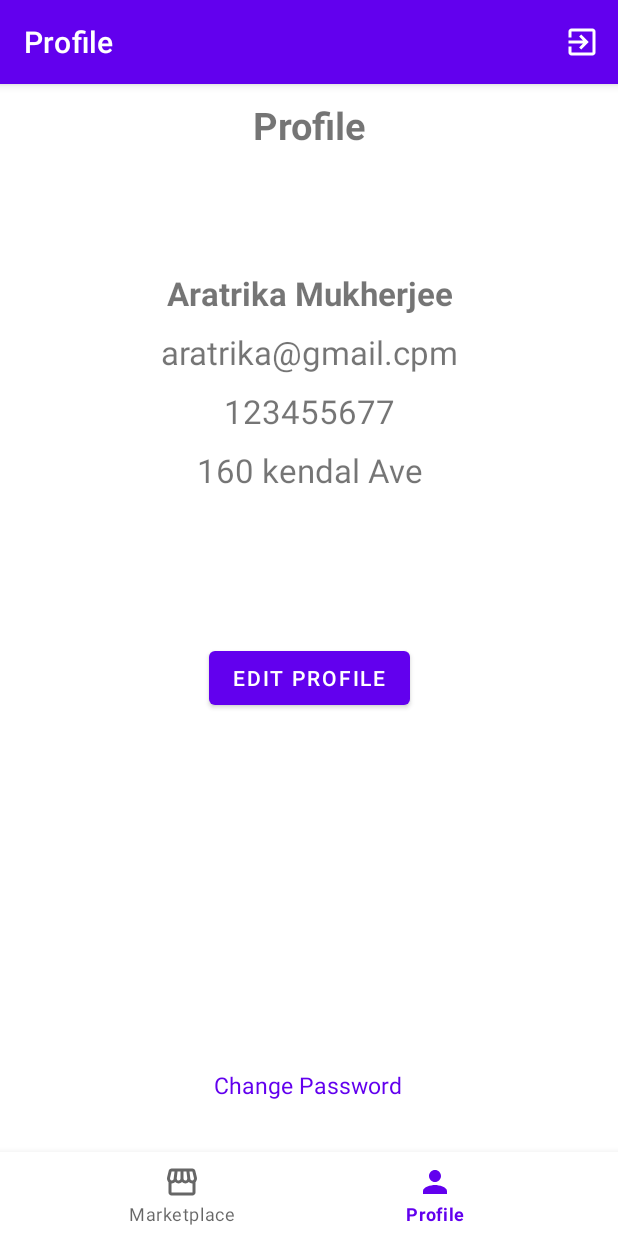
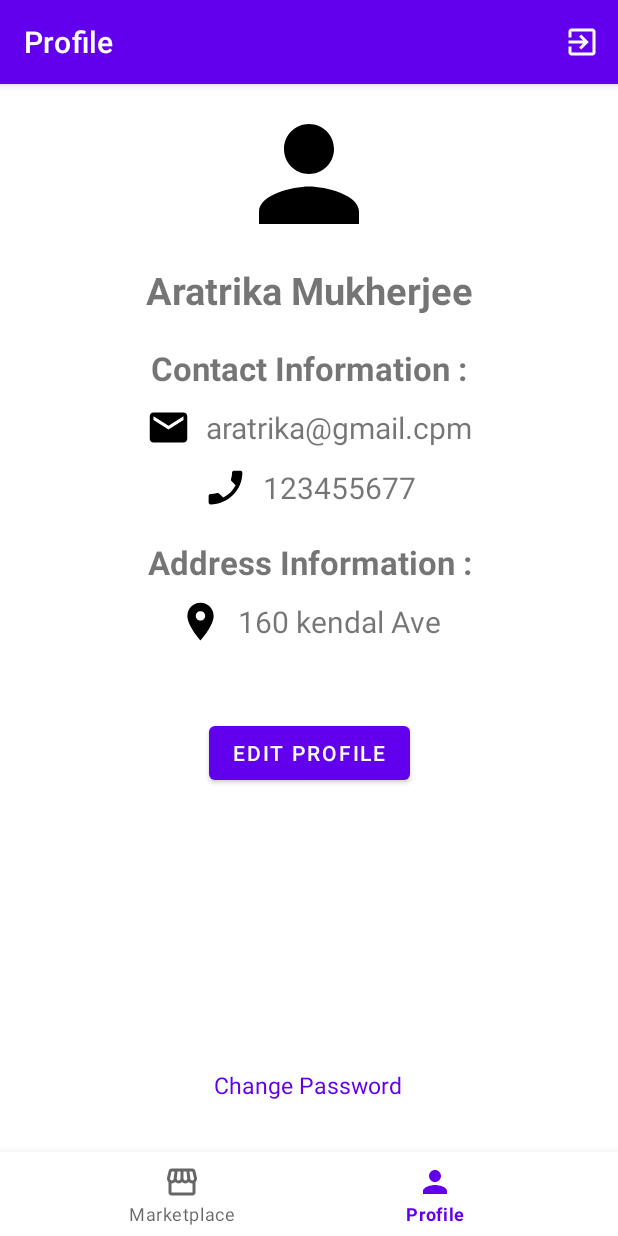
Before and after one commit to ytleevicky/android-yard-sale, an Android app: the ProfileFragment screen opened through its navigation route, on a phone screen of 412 x 824 dp. Run offline under Robolectric (Android 15) with nearby library versions, the phone set to English and light mode, and no system bars; our stand-ins replace Firebase (no records; nobody signed in at launch, a user with empty details on screens opened directly), navigation-ui; 1 statement that could not run was skipped.

Commit message:
Added profile pic container

```diff
--- /dev/null
+++ b/app/src/main/res/drawable/ic_email.xml
@@ -0,0 +1,5 @@
+<vector android:height="24dp" android:tint="#000000"
+    android:viewportHeight="24" android:viewportWidth="24"
+    android:width="24dp" xmlns:android="http://schemas.android.com/apk/res/android">
+    <path android:fillColor="@android:color/white" android:pathData="M20,4L4,4c-1.1,0 -1.99,0.9 -1.99,2L2,18c0,1.1 0.9,2 2,2h16c1.1,0 2,-0.9 2,-2L22,6c0,-1.1 -0.9,-2 -2,-2zM20,8l-8,5 -8,-5L4,6l8,5 8,-5v2z"/>
+</vector>
--- /dev/null
+++ b/app/src/main/res/drawable/ic_location.xml
@@ -0,0 +1,5 @@
+<vector android:height="24dp" android:tint="#000000"
+    android:viewportHeight="24" android:viewportWidth="24"
+    android:width="24dp" xmlns:android="http://schemas.android.com/apk/res/android">
+    <path android:fillColor="@android:color/white" android:pathData="M12,2C8.13,2 5,5.13 5,9c0,5.25 7,13 7,13s7,-7.75 7,-13c0,-3.87 -3.13,-7 -7,-7zM12,11.5c-1.38,0 -2.5,-1.12 -2.5,-2.5s1.12,-2.5 2.5,-2.5 2.5,1.12 2.5,2.5 -1.12,2.5 -2.5,2.5z"/>
+</vector>
--- /dev/null
+++ b/app/src/main/res/drawable/ic_phone.xml
@@ -0,0 +1,5 @@
+<vector android:height="24dp" android:tint="#000000"
+    android:viewportHeight="24" android:viewportWidth="24"
+    android:width="24dp" xmlns:android="http://schemas.android.com/apk/res/android">
+    <path android:fillColor="@android:color/white" android:pathData="M17.38,10.79l-2.2,-2.2c-0.28,-0.28 -0.36,-0.67 -0.25,-1.02 0.37,-1.12 0.57,-2.32 0.57,-3.57 0,-0.55 0.45,-1 1,-1H20c0.55,0 1,0.45 1,1 0,9.39 -7.61,17 -17,17 -0.55,0 -1,-0.45 -1,-1v-3.49c0,-0.55 0.45,-1 1,-1 1.24,0 2.45,-0.2 3.57,-0.57 0.35,-0.12 0.75,-0.03 1.02,0.24l2.2,2.2c2.83,-1.45 5.15,-3.76 6.59,-6.59z"/>
+</vector>
--- a/app/src/main/res/layout/fragment_profile.xml
+++ b/app/src/main/res/layout/fragment_profile.xml
@@ -8,14 +8,12 @@
     tools:context=".fragments.ProfileFragment">
 
 
-    <TextView
-        android:id="@+id/tv_title"
-        android:layout_width="match_parent"
-        android:layout_height="wrap_content"
-        android:gravity="center_horizontal"
-        android:text="Profile"
-        android:textSize="25sp"
-        android:textStyle="bold"
+    <ImageView
+        android:id="@+id/iv_profile_pic"
+        android:layout_width="100dp"
+        android:layout_height="100dp"
+        android:src="@drawable/ic_profile"
+        app:layout_constraintEnd_toEndOf="parent"
         app:layout_constraintStart_toStartOf="parent"
         app:layout_constraintTop_toTopOf="parent" />
 
@@ -23,52 +21,122 @@
         android:id="@+id/tv_name"
         android:layout_width="match_parent"
         android:layout_height="wrap_content"
-        android:layout_marginTop="80dp"
+        android:layout_marginTop="10dp"
         android:gravity="center_horizontal"
         android:text="Aratrika Mukherjee"
+        android:textSize="25sp"
+        android:textStyle="bold"
+        app:layout_constraintStart_toStartOf="parent"
+        app:layout_constraintTop_toBottomOf="@+id/iv_profile_pic" />
+
+    <TextView
+        android:id="@+id/tv_contact"
+        android:layout_width="match_parent"
+        android:layout_height="wrap_content"
+        android:layout_marginTop="20dp"
+        android:gravity="center_horizontal"
+        android:text="Contact Information :"
         android:textSize="22sp"
         android:textStyle="bold"
         app:layout_constraintStart_toStartOf="parent"
-        app:layout_constraintTop_toBottomOf="@+id/tv_title" />
+        app:layout_constraintTop_toBottomOf="@+id/tv_name" />
+
+    <ImageView
+        android:id="@+id/iv_email"
+        android:layout_width="30dp"
+        android:layout_height="30dp"
+        android:layout_marginTop="10dp"
+        android:src="@drawable/ic_email"
+        app:layout_constraintEnd_toStartOf="@+id/tv_email"
+        app:layout_constraintHorizontal_bias="0.5"
+        app:layout_constraintHorizontal_chainStyle="packed"
+        app:layout_constraintStart_toStartOf="parent"
+        app:layout_constraintTop_toBottomOf="@+id/tv_contact"
+        app:layout_constraintVertical_chainStyle="packed" />
 
     <TextView
         android:id="@+id/tv_email"
-        android:layout_width="match_parent"
+        android:layout_width="wrap_content"
         android:layout_height="wrap_content"
-        android:layout_marginTop="10dp"
+        android:layout_marginLeft="10dp"
         android:gravity="center_horizontal"
         android:text="aratrika@gmail.cpm"
-        android:textSize="22sp"
+        android:textSize="20sp"
+        app:layout_constraintBottom_toBottomOf="@+id/iv_email"
+        app:layout_constraintEnd_toEndOf="parent"
+        app:layout_constraintHorizontal_bias="0.5"
+        app:layout_constraintStart_toEndOf="@+id/iv_email"
+        app:layout_constraintTop_toTopOf="@+id/iv_email" />
+
+    <ImageView
+        android:id="@+id/iv_phone"
+        android:layout_width="30dp"
+        android:layout_height="30dp"
+        android:layout_marginTop="10dp"
+        android:src="@drawable/ic_phone"
+        app:layout_constraintEnd_toStartOf="@+id/tv_phone"
+        app:layout_constraintHorizontal_bias="0.5"
+        app:layout_constraintHorizontal_chainStyle="packed"
         app:layout_constraintStart_toStartOf="parent"
-        app:layout_constraintTop_toBottomOf="@+id/tv_name" />
+        app:layout_constraintTop_toBottomOf="@+id/iv_email" />
 
     <TextView
         android:id="@+id/tv_phone"
+        android:layout_width="wrap_content"
+        android:layout_height="wrap_content"
+        android:layout_marginLeft="10dp"
+        android:gravity="center_horizontal"
+        android:text="123455677"
+        android:textSize="20sp"
+        app:layout_constraintBottom_toBottomOf="@+id/iv_phone"
+        app:layout_constraintEnd_toEndOf="parent"
+        app:layout_constraintHorizontal_bias="0.5"
+        app:layout_constraintStart_toEndOf="@+id/iv_phone"
+        app:layout_constraintTop_toTopOf="@+id/iv_phone" />
+
+    <TextView
+        android:id="@+id/tv_location_info"
         android:layout_width="match_parent"
         android:layout_height="wrap_content"
+        android:layout_marginTop="20dp"
+        android:gravity="center_horizontal"
+        android:text="Address Information :"
+        android:textSize="22sp"
+        android:textStyle="bold"
+        app:layout_constraintStart_toStartOf="parent"
+        app:layout_constraintTop_toBottomOf="@+id/iv_phone" />
+
+    <ImageView
+        android:id="@+id/iv_location"
+        android:layout_width="30dp"
+        android:layout_height="30dp"
         android:layout_marginTop="10dp"
-        android:gravity="center_horizontal"
-        android:text="123455677"
-        android:textSize="22sp"
+        android:src="@drawable/ic_location"
+        app:layout_constraintEnd_toStartOf="@+id/tv_location"
+        app:layout_constraintHorizontal_bias="0.5"
+        app:layout_constraintHorizontal_chainStyle="packed"
         app:layout_constraintStart_toStartOf="parent"
-        app:layout_constraintTop_toBottomOf="@+id/tv_email" />
+        app:layout_constraintTop_toBottomOf="@+id/tv_location_info" />
 
     <TextView
         android:id="@+id/tv_location"
-        android:layout_width="match_parent"
+        android:layout_width="wrap_content"
         android:layout_height="wrap_content"
-        android:layout_marginTop="10dp"
+        android:layout_marginLeft="10dp"
         android:gravity="center_horizontal"
         android:text="160 kendal Ave"
-        android:textSize="22sp"
-        app:layout_constraintStart_toStartOf="parent"
-        app:layout_constraintTop_toBottomOf="@+id/tv_phone" />
+        android:textSize="20sp"
+        app:layout_constraintBottom_toBottomOf="@+id/iv_location"
+        app:layout_constraintEnd_toEndOf="parent"
+        app:layout_constraintHorizontal_bias="0.5"
+        app:layout_constraintStart_toEndOf="@+id/iv_location"
+        app:layout_constraintTop_toTopOf="@+id/iv_location" />
 
     <Button
         android:id="@+id/btn_edit_profile"
         android:layout_width="wrap_content"
         android:layout_height="wrap_content"
-        android:layout_marginTop="100dp"
+        android:layout_marginTop="50dp"
         android:text="Edit Profile"
         app:layout_constraintEnd_toEndOf="parent"
         app:layout_constraintStart_toStartOf="parent"
```
